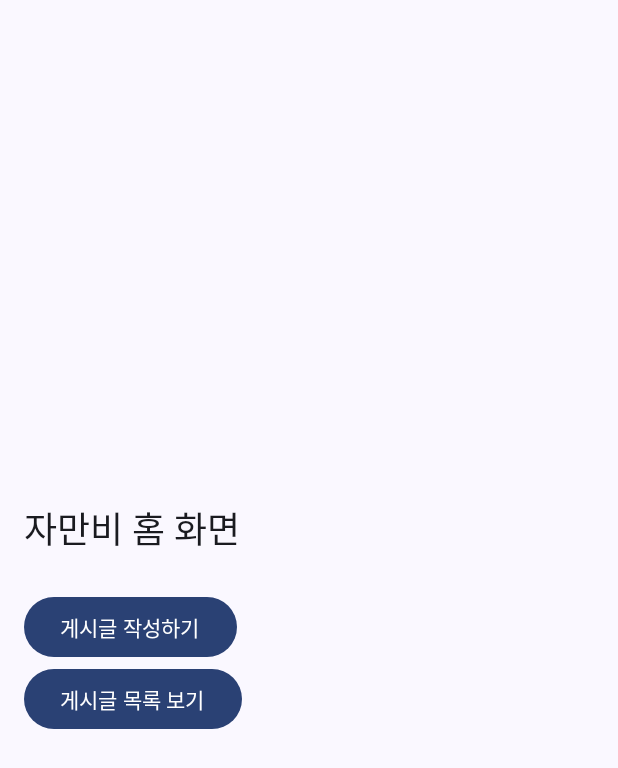
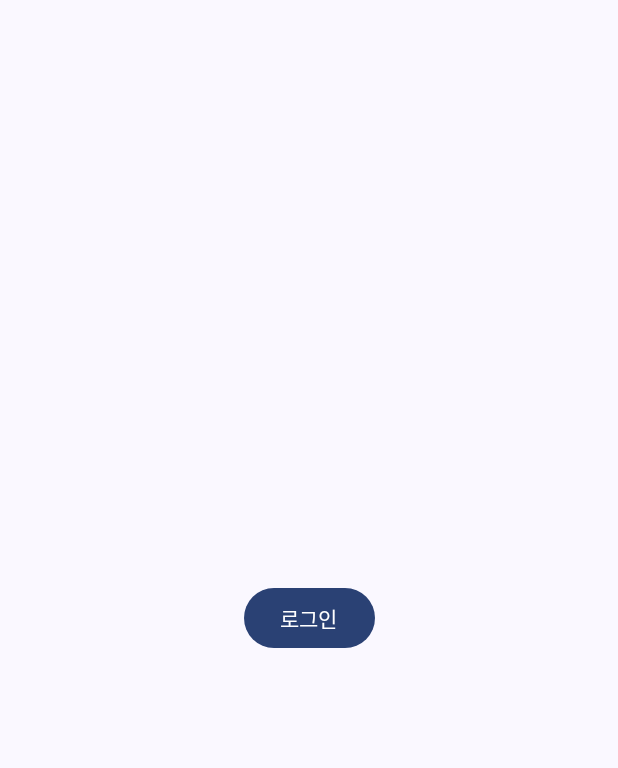
Before and after one commit to flying-adventure/JAMANBI, an Android app built with Jetpack Compose: the screen it shows after launch (MainActivity), on a phone screen of 412 x 824 dp. Shown: the top 768 px of the screen. Run offline under Robolectric (Android 15) with nearby library versions, the phone set to English and light mode, and no system bars; our stand-ins replace Firebase (no records; nobody signed in at launch, a user with empty details on screens opened directly).

Commit message:
메인화면수정, 로그인 적용

```diff
--- a/jamanbi/app/src/main/java/com/example/jamanbi/LoginActivity.kt
+++ b/jamanbi/app/src/main/java/com/example/jamanbi/LoginActivity.kt
@@ -5,6 +5,7 @@ import android.os.Bundle
 import android.widget.*
 import androidx.appcompat.app.AppCompatActivity
 import com.google.firebase.auth.FirebaseAuth
+
 
 class LoginActivity : AppCompatActivity() {
 
--- a/jamanbi/app/src/main/java/com/example/jamanbi/MainActivity.kt
+++ b/jamanbi/app/src/main/java/com/example/jamanbi/MainActivity.kt
@@ -9,28 +9,34 @@ import androidx.compose.foundation.layout.*
 import androidx.compose.material3.*
 import androidx.compose.runtime.Composable
 import androidx.compose.ui.Modifier
-import androidx.compose.ui.unit.dp
-import androidx.compose.ui.tooling.preview.Preview
 import com.example.jamanbi.ui.theme.JamanbiTheme
 import androidx.compose.ui.platform.LocalContext
-
+import com.google.firebase.auth.FirebaseAuth
+import androidx.compose.ui.Alignment
+import androidx.compose.ui.unit.dp
 
 class MainActivity : ComponentActivity() {
+
+    private lateinit var auth: FirebaseAuth
+
     override fun onCreate(savedInstanceState: Bundle?) {
         super.onCreate(savedInstanceState)
         enableEdgeToEdge()
-        setContent {
-            JamanbiTheme {
-                Scaffold(modifier = Modifier.fillMaxSize()) { innerPadding ->
-                    MainScreen(
-                        modifier = Modifier.padding(innerPadding),
-                        onGoToPostWrite = {
-                            // 🔥 PostWriteActivity로 이동
-                            val intent = Intent(this, PostWriteActivity::class.java)
-                            startActivity(intent)
-                        }
 
-                    )
+        auth = FirebaseAuth.getInstance()
+        val currentUser = auth.currentUser
+
+        if (currentUser != null) {
+            // 로그인 상태 -> 게시판으로 이동
+            startActivity(Intent(this, PostListActivity::class.java))
+            finish()
+        } else {
+            // 로그인 안 되어있으면 로그인 버튼만 보여줌
+            setContent {
+                JamanbiTheme {
+                    Surface(modifier = Modifier.fillMaxSize()) {
+                        LoginOnlyScreen()
+                    }
                 }
             }
         }
@@ -38,33 +44,22 @@ class MainActivity : ComponentActivity() {
 }
 
 @Composable
-fun MainScreen(modifier: Modifier = Modifier, onGoToPostWrite: () -> Unit) {
+fun LoginOnlyScreen() {
     val context = LocalContext.current
+
     Column(
-        modifier = modifier
+        modifier = Modifier
             .fillMaxSize()
             .padding(16.dp),
         verticalArrangement = Arrangement.Center
     ) {
-        Text(text = "자만비 홈 화면", style = MaterialTheme.typography.headlineSmall)
-        Spacer(modifier = Modifier.height(24.dp))
-        Button(onClick = onGoToPostWrite) {
-            Text(text = "게시글 작성하기")
+        Button(
+            onClick = {
+                context.startActivity(Intent(context, LoginActivity::class.java))
+            },
+            modifier = Modifier.align(Alignment.CenterHorizontally)
+        ) {
+            Text("로그인")
         }
-        Button(onClick = {
-            context.startActivity(Intent(context, PostListActivity::class.java))
-        }) {
-            Text(text = "게시글 목록 보기")
-        }
-
-
     }
 }
-
-@Preview(showBackground = true)
-@Composable
-fun GreetingPreview() {
-    JamanbiTheme {
-        MainScreen(onGoToPostWrite = {})
-    }
-}
--- a/jamanbi/gradle.properties
+++ b/jamanbi/gradle.properties
@@ -21,3 +21,4 @@ kotlin.code.style=official
 # resources declared in the library itself and none from the library's dependencies,
 # thereby reducing the size of the R class for that library
 android.nonTransitiveRClass=true
+android.overridePathCheck=true
```
Also changed, not shown: jamanbi/app/build.gradle.kts (+8 -1 lines), jamanbi/app/src/main/java/com/example/jamanbi/PostListActivity.kt (+58 -7 lines), jamanbi/app/src/main/res/drawable/ic_menu.xml (added, +9 -0 lines), jamanbi/app/src/main/res/layout/activity_post_list.xml (+52 -12 lines), jamanbi/app/src/main/res/layout/drawer_header.xml (added, +25 -0 lines).
